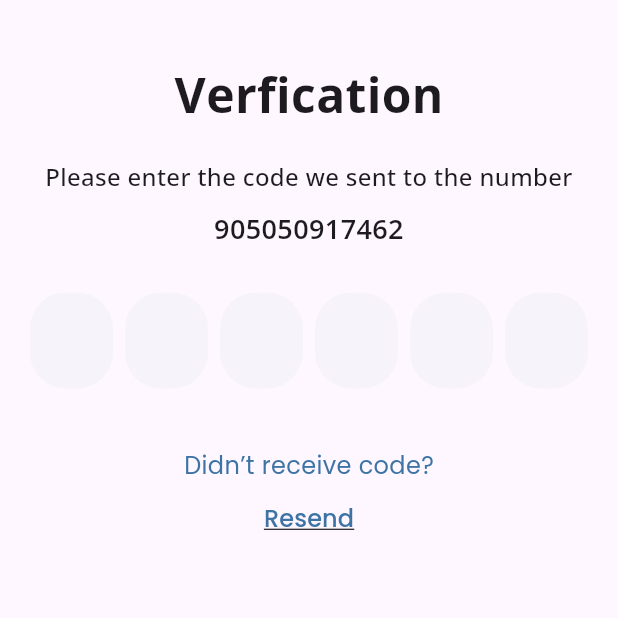
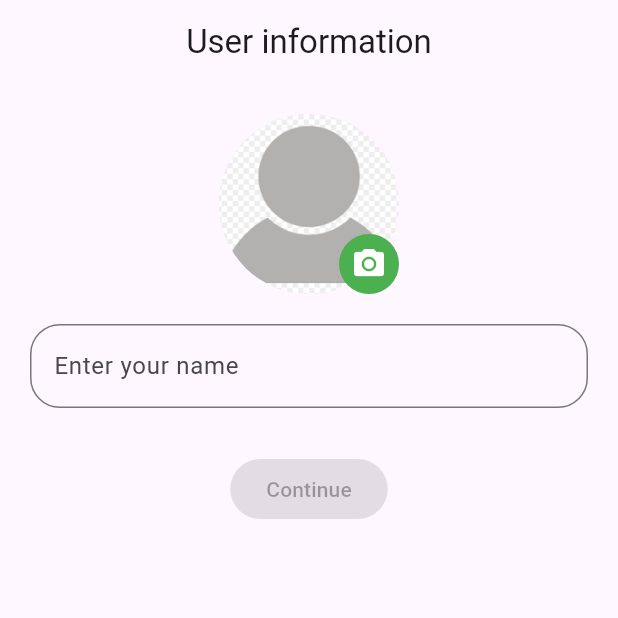
Before and after one commit to ahmadmhd357/flutter_chatee, a Flutter app: the screen it shows after launch, on a phone screen of 412 x 824 dp, the top half of it. Run offline on Flutter 3.47's test engine with Material 3 defaults, Android fonts, the phone set to English and light mode, and no system bars; drawn by our look-alikes of pinput; our stand-ins replace adaptive_theme, cloud_firestore, country_picker, firebase_auth, firebase_core, firebase_storage and 2 more; accounts and stored records are empty.

Commit message:
user info screen added

```diff
--- a/lib/auth/otp_screen.dart
+++ b/lib/auth/otp_screen.dart
@@ -109,7 +109,7 @@ class _OTPScreenState extends State<OTPScreen> {
                   'Didn’t receive code?',
                   style: GoogleFonts.poppins(
                     fontSize: 16,
-                    color: const Color.fromRGBO(62, 116, 165, 1),
+                    color: Colors.black,
                   ),
                 ),
                 TextButton(
@@ -118,7 +118,7 @@ class _OTPScreenState extends State<OTPScreen> {
                     'Resend',
                     style: GoogleFonts.poppins(
                       fontSize: 16,
-                      decoration: TextDecoration.underline,
+
                       color: const Color.fromRGBO(62, 116, 165, 1),
                     ),
                   ),
--- a/lib/main.dart
+++ b/lib/main.dart
@@ -3,6 +3,7 @@ import 'package:chatee/auth/otp_screen.dart';
 import 'package:chatee/providers/auth_provider.dart';
 import 'package:chatee/screens/home_screen.dart';
 import 'package:adaptive_theme/adaptive_theme.dart';
+import 'package:chatee/screens/user_info_screen.dart';
 import 'package:flutter/material.dart';
 import 'package:firebase_core/firebase_core.dart';
 import 'package:provider/provider.dart';
@@ -44,7 +45,7 @@ class MyApp extends StatelessWidget {
         debugShowCheckedModeBanner: false,
         theme: theme,
         darkTheme: darkTheme,
-        home: const OTPScreen(),
+        home: const UserInfoScreen(),
       ),
     );
   }
--- /dev/null
+++ b/lib/screens/user_info_screen.dart
@@ -0,0 +1,86 @@
+import 'package:flutter/material.dart';
+
+class UserInfoScreen extends StatefulWidget {
+  const UserInfoScreen({super.key});
+
+  @override
+  State<UserInfoScreen> createState() => _UserInfoScreenState();
+}
+
+class _UserInfoScreenState extends State<UserInfoScreen> {
+  final TextEditingController _nameController = TextEditingController();
+
+  @override
+  void dispose() {
+    _nameController.dispose();
+    super.dispose();
+  }
+
+  @override
+  Widget build(BuildContext context) {
+    return Scaffold(
+      appBar: AppBar(
+        centerTitle: true,
+        title: const Text("User information"),
+      ),
+      body: Column(
+        crossAxisAlignment: CrossAxisAlignment.center,
+        children: [
+          const SizedBox(
+            height: 20,
+          ),
+          const Center(
+            child: Stack(
+              children: [
+                CircleAvatar(
+                  radius: 60,
+                  backgroundImage:
+                      AssetImage('assets/images/profile_image.png'),
+                ),
+                Positioned(
+                  bottom: 0,
+                  right: 0,
+                  child: CircleAvatar(
+                    backgroundColor: Colors.green,
+                    radius: 20,
+                    child: Icon(
+                      Icons.camera_alt,
+                      color: Colors.white,
+                    ),
+                  ),
+                ),
+              ],
+            ),
+          ),
+          const SizedBox(
+            height: 20,
+          ),
+          Padding(
+            padding: const EdgeInsets.symmetric(horizontal: 20),
+            child: TextField(
+              controller: _nameController,
+              onChanged: (value) {
+                setState(() {
+                  _nameController.text = value;
+                });
+              },
+              decoration: InputDecoration(
+                border: OutlineInputBorder(
+                  borderRadius: BorderRadius.circular(20),
+                ),
+                hintText: 'Enter your name',
+              ),
+            ),
+          ),
+          const SizedBox(
+            height: 30,
+          ),
+          ElevatedButton(
+            onPressed: _nameController.text.length < 3 ? null : () {},
+            child: const Text("Continue"),
+          ),
+        ],
+      ),
+    );
+  }
+}
```
